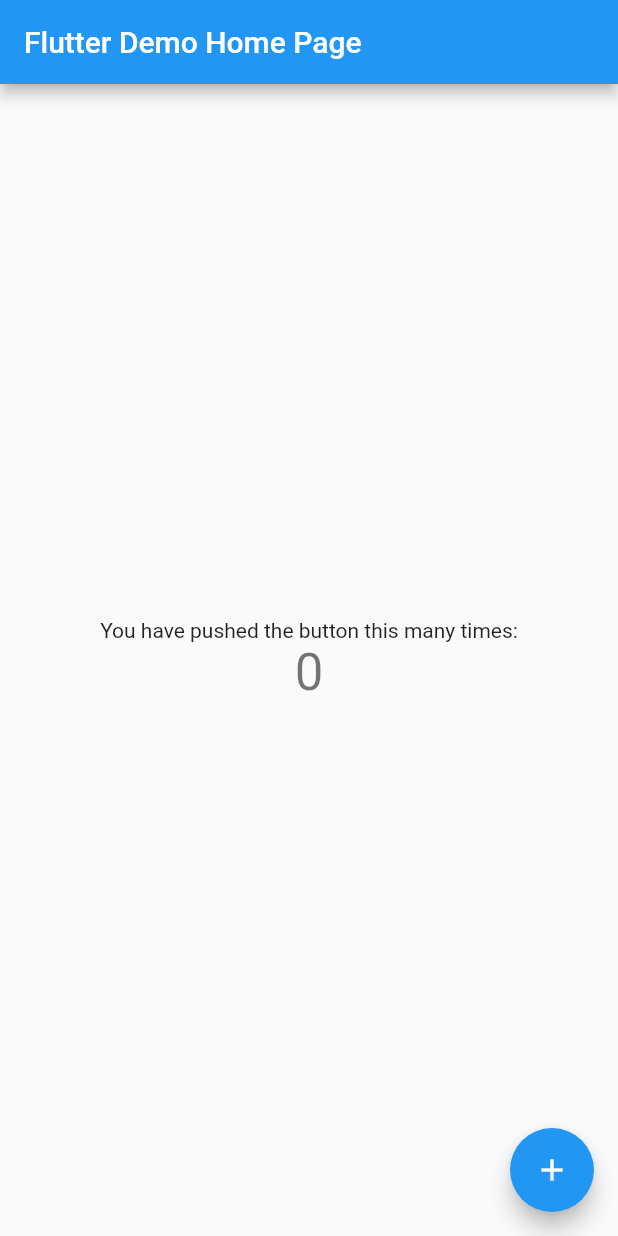
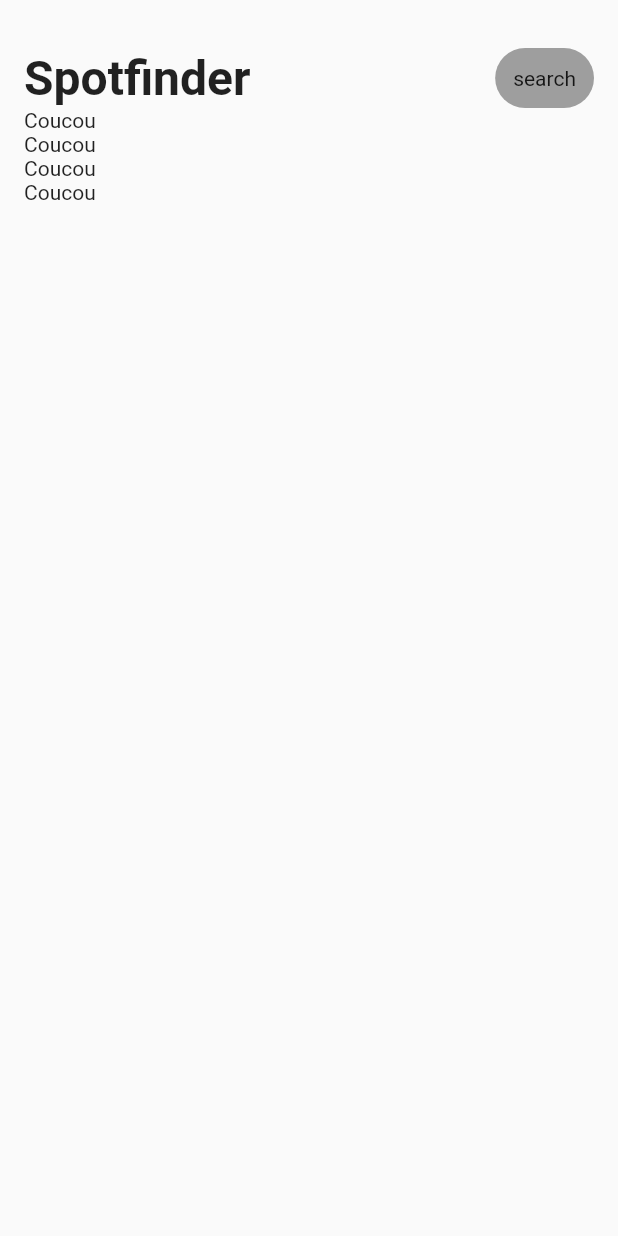
Before and after one commit to remylavergne/spotfinder-mobile, a Flutter app: the screen it shows after launch, on a phone screen of 412 x 824 dp. Run offline on Flutter 3.47's test engine with Material 2 defaults, Android fonts, the phone set to English and light mode, and no system bars.

Commit message:
whole listview

```diff
--- a/lib/main.dart
+++ b/lib/main.dart
@@ -14,54 +14,78 @@
         primarySwatch: Colors.blue,
         visualDensity: VisualDensity.adaptivePlatformDensity,
       ),
-      home: MyHomePage(title: 'Flutter Demo Home Page'),
+      home: MyHomePage(),
     );
   }
 }
 
 class MyHomePage extends StatefulWidget {
-  MyHomePage({Key key, this.title}) : super(key: key);
-
-  final String title;
+  MyHomePage({Key key}) : super(key: key);
 
   @override
   _MyHomePageState createState() => _MyHomePageState();
 }
 
 class _MyHomePageState extends State<MyHomePage> {
-  int _counter = 0;
+  List<Widget> widgets = new List();
 
-  void _incrementCounter() {
-    setState(() {
-      _counter++;
-    });
+  @override
+  void initState() {
+    this.widgets.add(this._header());
+    this.widgets.add(Text('Coucou'));
+    this.widgets.add(Text('Coucou'));
+    this.widgets.add(Text('Coucou'));
+    this.widgets.add(Text('Coucou'));
+
+    print('Taille de la liste => ${this.widgets.length}');
+    super.initState();
   }
 
   @override
   Widget build(BuildContext context) {
     return Scaffold(
-      appBar: AppBar(
-        title: Text(widget.title),
-      ),
-      body: Center(
-        child: Column(
-          mainAxisAlignment: MainAxisAlignment.center,
-          children: <Widget>[
-            Text(
-              'You have pushed the button this many times:',
-            ),
-            Text(
-              '$_counter',
-              style: Theme.of(context).textTheme.headline4,
-            ),
-          ],
-        ),
-      ),
-      floatingActionButton: FloatingActionButton(
-        onPressed: _incrementCounter,
-        tooltip: 'Increment',
-        child: Icon(Icons.add),
+      body: Container(
+        padding: EdgeInsets.only(top: 32.0, left: 16.0, right: 16.0),
+        child: this._spotList(),
       ), // This trailing comma makes auto-formatting nicer for build methods.
     );
   }
+
+  Widget _header() {
+    return Row(
+      mainAxisAlignment: MainAxisAlignment.spaceBetween,
+      children: [
+        Text(
+          'Spotfinder',
+          style: TextStyle(
+            fontSize: 32.0,
+            fontWeight: FontWeight.bold,
+          ),
+        ),
+        _searchButton()
+      ],
+    );
+  }
+
+  Widget _searchButton() {
+    return Container(
+      height: 40.0,
+      padding: EdgeInsets.all(12.0),
+      decoration: BoxDecoration(
+          borderRadius: BorderRadius.all(Radius.circular(20.0)),
+          shape: BoxShape.rectangle,
+          color: Colors.grey),
+      child: Center(
+        child: Text("search"),
+      ),
+    );
+  }
+
+  Widget _spotList() {
+    return ListView.builder(
+        itemCount: this.widgets.length,
+        itemBuilder: (BuildContext context, int index) {
+          return this.widgets[index];
+        });
+  }
 }
```
